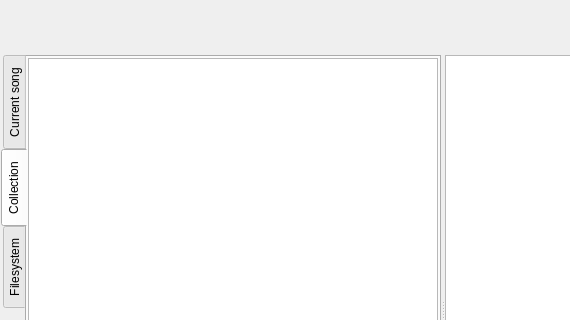
Qt form src/plugins/lmp/playertab.ui (0xd34df00d/leechcraft) before a commit; both pictures show x 0 to 570 and y 0 to 320 of the 837 by 564 pixel window.
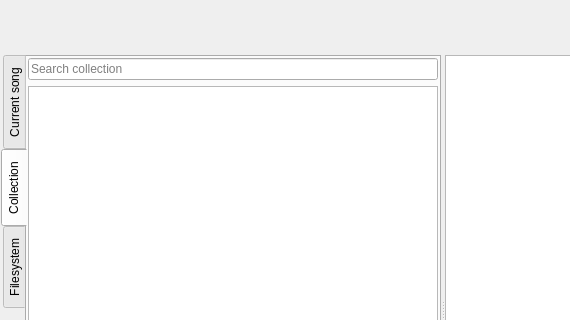
The same form after that commit. The open tabs and pages were chosen to show the change. Custom widgets are drawn as their Qt base class.

Commit message: LMP: collection filtering.

What changed in the file:
```diff
--- a/src/plugins/lmp/playertab.ui
+++ b/src/plugins/lmp/playertab.ui
@@ -89,6 +89,13 @@
         <property name="margin">
          <number>1</number>
         </property>
+        <item>
+         <widget class="QLineEdit" name="CollectionFilter_">
+          <property name="placeholderText">
+           <string>Search collection</string>
+          </property>
+         </widget>
+        </item>
         <item>
          <widget class="QTreeView" name="CollectionTree_">
           <property name="contextMenuPolicy">
```
The commit also changes 2 other files.
